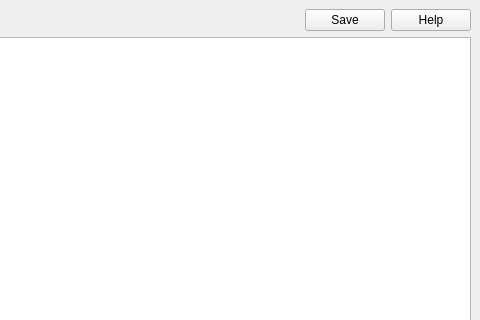
First picture: the form in code/src/mainwindow.ui, repository vdavv/GUI-CSV-Editor, before the edit; both pictures show x 490 to 970 and y 0 to 320 of the 970 by 650 pixel window.
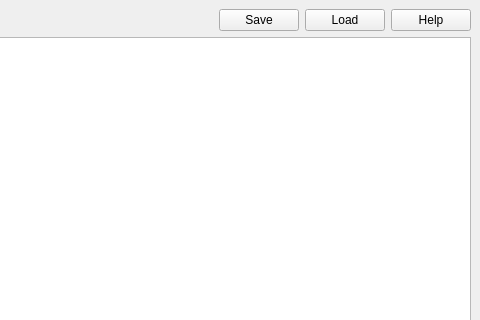
Second picture: the form after the edit. Icons and pictures are not drawn.

Commit message: v0.75 made reload data button

```diff
--- a/code/src/mainwindow.ui
+++ b/code/src/mainwindow.ui
@@ -62,6 +62,13 @@
           </property>
          </widget>
         </item>
+        <item>
+         <widget class="QPushButton" name="reloadButton">
+          <property name="text">
+           <string>Load</string>
+          </property>
+         </widget>
+        </item>
         <item>
          <widget class="QPushButton" name="helpButton">
           <property name="text">
```
The commit also changes 12 other files.
